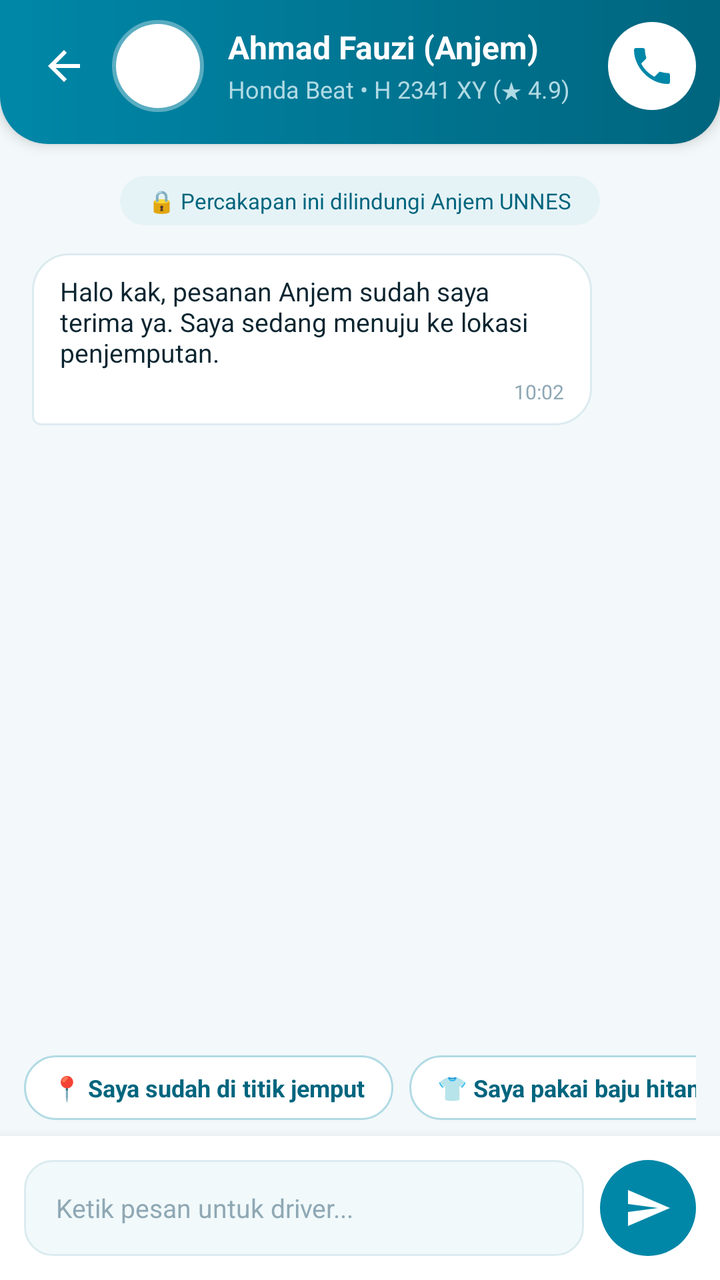
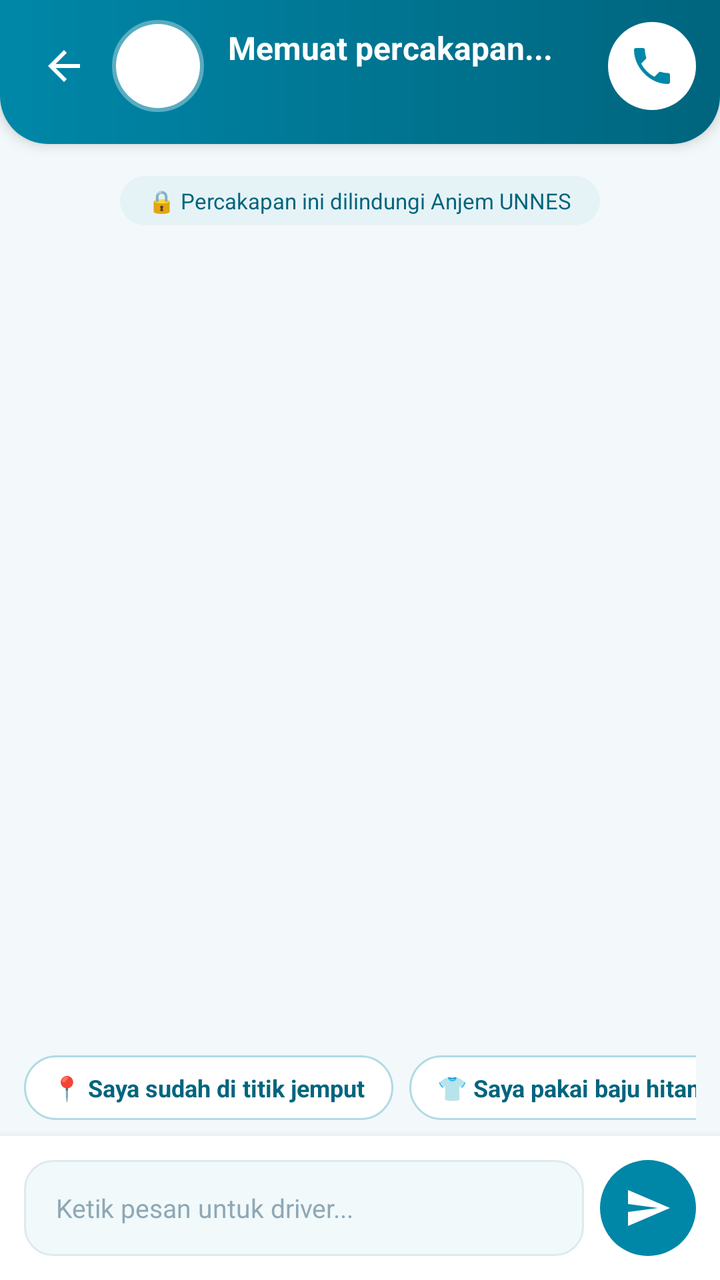

Before-and-after screenshots of an Android layout around one commit, followed by the original layout XML and the change that was made.
<!-- AndroidManifest.xml: application theme Theme.AnjemGOGOGO -->
<!-- res/layout/fragment_chat.xml -->
<?xml version="1.0" encoding="utf-8"?>
<androidx.constraintlayout.widget.ConstraintLayout xmlns:android="http://schemas.android.com/apk/res/android"
    xmlns:app="http://schemas.android.com/apk/res-auto"
    android:layout_width="match_parent"
    android:layout_height="match_parent"
    android:background="@color/bg_app">

    
    <LinearLayout
        android:id="@+id/headerChatCard"
        android:layout_width="match_parent"
        android:layout_height="wrap_content"
        android:background="@drawable/bg_header_flat"
        android:elevation="4dp"
        android:gravity="center_vertical"
        android:orientation="horizontal"
        android:paddingStart="12dp"
        android:paddingEnd="12dp"
        android:paddingTop="10dp"
        android:paddingBottom="16dp"
        app:layout_constraintTop_toTopOf="parent">

        <ImageButton
            android:id="@+id/btnBackChat"
            android:layout_width="40dp"
            android:layout_height="40dp"
            android:background="?attr/selectableItemBackgroundBorderless"
            android:contentDescription="Kembali"
            android:padding="8dp"
            android:src="@drawable/ic_back"
            app:tint="@color/white" />

        <ImageView
            android:layout_width="46dp"
            android:layout_height="46dp"
            android:layout_marginStart="4dp"
            android:background="@drawable/bg_avatar_ring"
            android:contentDescription="@null"
            android:padding="11dp"
            android:src="@drawable/ic_motorcycle"
            app:tint="@color/palette_normal" />

        <LinearLayout
            android:layout_width="0dp"
            android:layout_height="wrap_content"
            android:layout_marginStart="12dp"
            android:layout_weight="1"
            android:orientation="vertical">

            <TextView
                android:id="@+id/tvDriverName"
                android:layout_width="wrap_content"
                android:layout_height="wrap_content"
                android:text="Ahmad Fauzi (Anjem)"
                android:textColor="@color/white"
                android:textSize="16sp"
                android:textStyle="bold" />

            <TextView
                android:id="@+id/tvDriverStatus"
                android:layout_width="wrap_content"
                android:layout_height="wrap_content"
                android:layout_marginTop="2dp"
                android:text="Honda Beat • H 2341 XY (★ 4.9)"
                android:textColor="@color/palette_light_active"
                android:textSize="12sp" />
        </LinearLayout>

        <ImageButton
            android:id="@+id/btnCallDriver"
            android:layout_width="44dp"
            android:layout_height="44dp"
            android:background="@drawable/bg_circle_white"
            android:contentDescription="Telepon driver"
            android:padding="11dp"
            android:src="@drawable/ic_phone"
            app:tint="@color/palette_normal" />
    </LinearLayout>

    
    <ScrollView
        android:id="@+id/chatScrollView"
        android:layout_width="match_parent"
        android:layout_height="0dp"
        android:fillViewport="true"
        app:layout_constraintBottom_toTopOf="@id/quickReplyLayout"
        app:layout_constraintTop_toBottomOf="@id/headerChatCard">

        <LinearLayout
            android:id="@+id/chatMessageContainer"
            android:layout_width="match_parent"
            android:layout_height="wrap_content"
            android:orientation="vertical"
            android:padding="16dp">

            <TextView
                android:layout_width="wrap_content"
                android:layout_height="wrap_content"
                android:layout_gravity="center_horizontal"
                android:layout_marginBottom="14dp"
                android:background="@drawable/bg_system_pill"
                android:paddingStart="14dp"
                android:paddingEnd="14dp"
                android:paddingTop="5dp"
                android:paddingBottom="5dp"
                android:text="🔒 Percakapan ini dilindungi Anjem UNNES"
                android:textColor="@color/palette_dark"
                android:textSize="11sp" />

            
            <LinearLayout
                android:layout_width="wrap_content"
                android:layout_height="wrap_content"
                android:layout_gravity="start"
                android:layout_marginEnd="48dp"
                android:layout_marginBottom="12dp"
                android:background="@drawable/bg_bubble_driver"
                android:orientation="vertical"
                android:paddingStart="14dp"
                android:paddingEnd="14dp"
                android:paddingTop="10dp"
                android:paddingBottom="10dp">

                <TextView
                    android:layout_width="wrap_content"
                    android:layout_height="wrap_content"
                    android:text="Halo kak, pesanan Anjem sudah saya terima ya. Saya sedang menuju ke lokasi penjemputan."
                    android:textColor="@color/text_primary"
                    android:textSize="13sp" />

                <TextView
                    android:layout_width="wrap_content"
                    android:layout_height="wrap_content"
                    android:layout_gravity="end"
                    android:layout_marginTop="4dp"
                    android:text="10:02"
                    android:textColor="@color/text_subtle"
                    android:textSize="10sp" />
            </LinearLayout>
        </LinearLayout>
    </ScrollView>

    
    <HorizontalScrollView
        android:id="@+id/quickReplyLayout"
        android:layout_width="match_parent"
        android:layout_height="wrap_content"
        android:paddingStart="12dp"
        android:paddingEnd="12dp"
        android:paddingTop="8dp"
        android:paddingBottom="8dp"
        android:scrollbars="none"
        app:layout_constraintBottom_toTopOf="@id/inputChatLayout">

        <LinearLayout
            android:layout_width="wrap_content"
            android:layout_height="wrap_content"
            android:orientation="horizontal">

            <TextView
                android:id="@+id/chipReply1"
                android:layout_width="wrap_content"
                android:layout_height="wrap_content"
                android:layout_marginEnd="8dp"
                android:background="@drawable/bg_chip"
                android:clickable="true"
                android:focusable="true"
                android:paddingStart="14dp"
                android:paddingEnd="14dp"
                android:paddingTop="8dp"
                android:paddingBottom="8dp"
                android:text="📍 Saya sudah di titik jemput"
                android:textColor="@color/palette_dark"
                android:textSize="12sp"
                android:textStyle="bold" />

            <TextView
                android:id="@+id/chipReply2"
                android:layout_width="wrap_content"
                android:layout_height="wrap_content"
                android:layout_marginEnd="8dp"
                android:background="@drawable/bg_chip"
                android:clickable="true"
                android:focusable="true"
                android:paddingStart="14dp"
                android:paddingEnd="14dp"
                android:paddingTop="8dp"
                android:paddingBottom="8dp"
                android:text="👕 Saya pakai baju hitam"
                android:textColor="@color/palette_dark"
                android:textSize="12sp"
                android:textStyle="bold" />

            <TextView
                android:id="@+id/chipReply3"
                android:layout_width="wrap_content"
                android:layout_height="wrap_content"
                android:background="@drawable/bg_chip"
                android:clickable="true"
                android:focusable="true"
                android:paddingStart="14dp"
                android:paddingEnd="14dp"
                android:paddingTop="8dp"
                android:paddingBottom="8dp"
                android:text="⏳ Tunggu sebentar ya kak"
                android:textColor="@color/palette_dark"
                android:textSize="12sp"
                android:textStyle="bold" />
        </LinearLayout>
    </HorizontalScrollView>

    
    <LinearLayout
        android:id="@+id/inputChatLayout"
        android:layout_width="match_parent"
        android:layout_height="wrap_content"
        android:background="@color/white"
        android:elevation="8dp"
        android:gravity="center_vertical"
        android:orientation="horizontal"
        android:padding="12dp"
        app:layout_constraintBottom_toBottomOf="parent">

        <EditText
            android:id="@+id/etChatMessage"
            android:layout_width="0dp"
            android:layout_height="48dp"
            android:layout_weight="1"
            android:background="@drawable/bg_input"
            android:hint="Ketik pesan untuk driver..."
            android:inputType="textCapSentences"
            android:paddingStart="16dp"
            android:paddingEnd="16dp"
            android:textColor="@color/text_primary"
            android:textColorHint="@color/text_subtle"
            android:textSize="13sp" />

        <ImageButton
            android:id="@+id/btnSendChat"
            android:layout_width="48dp"
            android:layout_height="48dp"
            android:layout_marginStart="8dp"
            android:background="@drawable/circle_primary"
            android:contentDescription="Kirim"
            android:padding="12dp"
            android:src="@drawable/ic_send"
            app:tint="@color/white" />
    </LinearLayout>

</androidx.constraintlayout.widget.ConstraintLayout>
<!-- resources referenced by this layout -->
<resources>
  <color name="bg_app">#F3F8FA</color>
  <color name="palette_dark">#00657E</color>
  <color name="palette_light_active">#B0DAE4</color>
  <color name="palette_normal">#0087A8</color>
  <color name="text_primary">#0B2530</color>
  <color name="text_subtle">#8FA8B4</color>
  <color name="white">#FFFFFFFF</color>
  <!-- drawable bg_avatar_ring (drawable) -->
  <?xml version="1.0" encoding="utf-8"?>
  <shape xmlns:android="http://schemas.android.com/apk/res/android"
      android:shape="oval">
      <solid android:color="#FFFFFF" />
      <stroke android:width="4dp" android:color="#59FFFFFF" />
  </shape>
  <!-- drawable bg_bubble_driver (drawable) -->
  <?xml version="1.0" encoding="utf-8"?>
  <shape xmlns:android="http://schemas.android.com/apk/res/android"
      android:shape="rectangle">
      <solid android:color="#FFFFFF" />
      <stroke android:width="1dp" android:color="@color/card_border" />
      <corners
          android:topLeftRadius="18dp"
          android:topRightRadius="18dp"
          android:bottomLeftRadius="4dp"
          android:bottomRightRadius="18dp" />
  </shape>
  <!-- drawable bg_chip (drawable) -->
  <?xml version="1.0" encoding="utf-8"?>
  <shape xmlns:android="http://schemas.android.com/apk/res/android"
      android:shape="rectangle">
      <solid android:color="#FFFFFF" />
      <stroke android:width="1dp" android:color="@color/palette_light_active" />
      <corners android:radius="20dp" />
  </shape>
  <!-- drawable bg_circle_white (drawable) -->
  <?xml version="1.0" encoding="utf-8"?>
  <shape xmlns:android="http://schemas.android.com/apk/res/android"
      android:shape="oval">
      <solid android:color="#FFFFFF" />
  </shape>
  <!-- drawable bg_header_flat (drawable) -->
  <?xml version="1.0" encoding="utf-8"?>
  <shape xmlns:android="http://schemas.android.com/apk/res/android"
      android:shape="rectangle">
      <gradient
          android:angle="0"
          android:startColor="@color/palette_normal"
          android:endColor="@color/palette_dark" />
      <corners
          android:bottomLeftRadius="24dp"
          android:bottomRightRadius="24dp" />
  </shape>
  <!-- drawable bg_system_pill (drawable) -->
  <?xml version="1.0" encoding="utf-8"?>
  <shape xmlns:android="http://schemas.android.com/apk/res/android"
      android:shape="rectangle">
      <solid android:color="@color/palette_light" />
      <corners android:radius="20dp" />
  </shape>
  <!-- drawable circle_primary (drawable) -->
  <?xml version="1.0" encoding="utf-8"?>
  <shape xmlns:android="http://schemas.android.com/apk/res/android"
      android:shape="oval">
      <solid android:color="@color/palette_normal" />
  </shape>
  <!-- drawable ic_back (drawable) -->
  <?xml version="1.0" encoding="utf-8"?>
  <vector xmlns:android="http://schemas.android.com/apk/res/android"
      android:width="24dp"
      android:height="24dp"
      android:viewportWidth="24"
      android:viewportHeight="24">
      <path
          android:fillColor="#FF000000"
          android:pathData="M20,11H7.83l5.59,-5.59L12,4l-8,8 8,8 1.41,-1.41L7.83,13H20V11z" />
  </vector>
  <!-- drawable ic_send (drawable) -->
  <?xml version="1.0" encoding="utf-8"?>
  <vector xmlns:android="http://schemas.android.com/apk/res/android"
      android:width="24dp"
      android:height="24dp"
      android:viewportWidth="24"
      android:viewportHeight="24">
      <path
          android:fillColor="#FF000000"
          android:pathData="M2.01,21L23,12 2.01,3 2,10l15,2 -15,2z" />
  </vector>
  <style name="Theme.AnjemGOGOGO" parent="Base.Theme.AnjemGOGOGO" />
  <color name="card_border">#DCEBF0</color>
  <color name="palette_lightest">#F1F9FB</color>
  <color name="palette_light">#E6F3F6</color>
  <color name="palette_dark_active">#003D4C</color>
  <color name="palette_light_hover">#D9EDF2</color>
  <color name="promo_orange">#FF8A1F</color>
  <color name="text_secondary">#557382</color>
  <!-- unchanged entries left out for length: 4 -->
</resources>

<!-- the commit's change to res/layout/fragment_chat.xml (unified diff, before → after) -->
@@ -51,7 +51,7 @@
                 android:id="@+id/tvDriverName"
                 android:layout_width="wrap_content"
                 android:layout_height="wrap_content"
-                android:text="Ahmad Fauzi (Anjem)"
+                android:text="Memuat percakapan..."
                 android:textColor="@color/white"
                 android:textSize="16sp"
                 android:textStyle="bold" />
@@ -61,7 +61,7 @@
                 android:layout_width="wrap_content"
                 android:layout_height="wrap_content"
                 android:layout_marginTop="2dp"
-                android:text="Honda Beat • H 2341 XY (★ 4.9)"
+                android:text=""
                 android:textColor="@color/palette_light_active"
                 android:textSize="12sp" />
         </LinearLayout>
@@ -106,37 +106,6 @@
                 android:text="🔒 Percakapan ini dilindungi Anjem UNNES"
                 android:textColor="@color/palette_dark"
                 android:textSize="11sp" />
-
-            
-            <LinearLayout
-                android:layout_width="wrap_content"
-                android:layout_height="wrap_content"
-                android:layout_gravity="start"
-                android:layout_marginEnd="48dp"
-                android:layout_marginBottom="12dp"
-                android:background="@drawable/bg_bubble_driver"
-                android:orientation="vertical"
-                android:paddingStart="14dp"
-                android:paddingEnd="14dp"
-                android:paddingTop="10dp"
-                android:paddingBottom="10dp">
-
-                <TextView
-                    android:layout_width="wrap_content"
-                    android:layout_height="wrap_content"
-                    android:text="Halo kak, pesanan Anjem sudah saya terima ya. Saya sedang menuju ke lokasi penjemputan."
-                    android:textColor="@color/text_primary"
-                    android:textSize="13sp" />
-
-                <TextView
-                    android:layout_width="wrap_content"
-                    android:layout_height="wrap_content"
-                    android:layout_gravity="end"
-                    android:layout_marginTop="4dp"
-                    android:text="10:02"
-                    android:textColor="@color/text_subtle"
-                    android:textSize="10sp" />
-            </LinearLayout>
         </LinearLayout>
     </ScrollView>
 
<!-- resource entries referenced after the edit -->
@@ -13,18 +13,6 @@
       android:shape="oval">
       <solid android:color="#FFFFFF" />
       <stroke android:width="4dp" android:color="#59FFFFFF" />
-  </shape>
-  <!-- drawable bg_bubble_driver (drawable) -->
-  <?xml version="1.0" encoding="utf-8"?>
-  <shape xmlns:android="http://schemas.android.com/apk/res/android"
-      android:shape="rectangle">
-      <solid android:color="#FFFFFF" />
-      <stroke android:width="1dp" android:color="@color/card_border" />
-      <corners
-          android:topLeftRadius="18dp"
-          android:topRightRadius="18dp"
-          android:bottomLeftRadius="4dp"
-          android:bottomRightRadius="18dp" />
   </shape>
   <!-- drawable bg_chip (drawable) -->
   <?xml version="1.0" encoding="utf-8"?>
